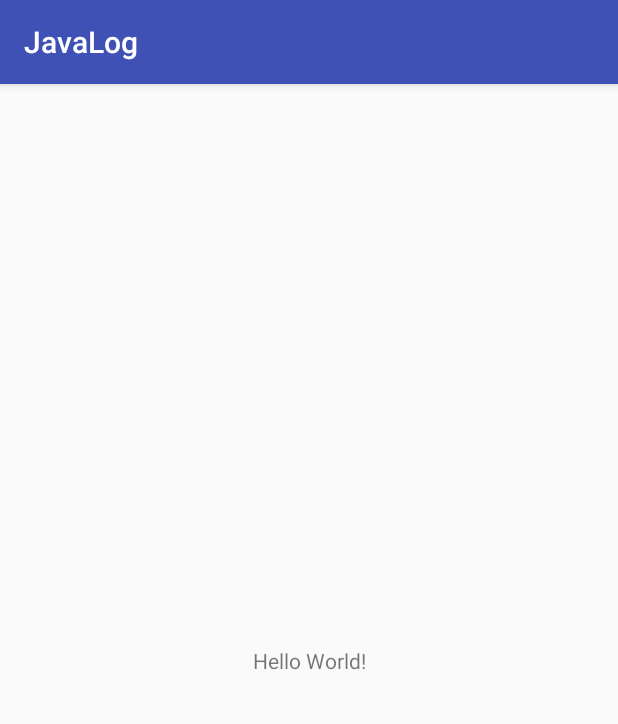
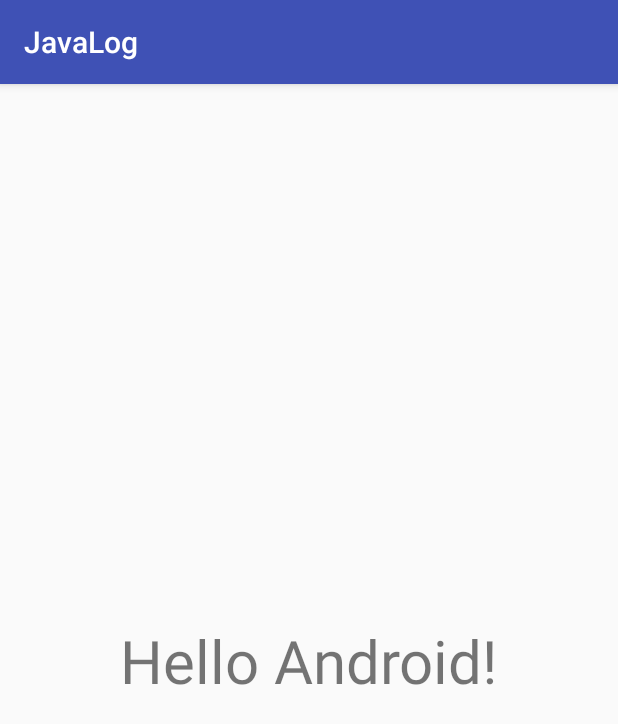
Before and after one commit to dai-kata-03/JavaLog, an Android app: the screen it shows after launch (MainActivity), on a phone screen of 412 x 824 dp. Shown: the top 724 px of the screen. Run offline under Robolectric (Android 15) with nearby library versions, the phone set to English and light mode, and no system bars.

Commit message:
Lesson 2 課題：HelloAndroidAppの変更

```diff
--- a/app/src/main/res/layout/activity_main.xml
+++ b/app/src/main/res/layout/activity_main.xml
@@ -9,7 +9,8 @@
     <TextView
         android:layout_width="wrap_content"
         android:layout_height="wrap_content"
-        android:text="Hello World!"
+        android:text="Hello Android!"
+        android:textSize="40sp"
         app:layout_constraintBottom_toBottomOf="parent"
         app:layout_constraintLeft_toLeftOf="parent"
         app:layout_constraintRight_toRightOf="parent"
```
